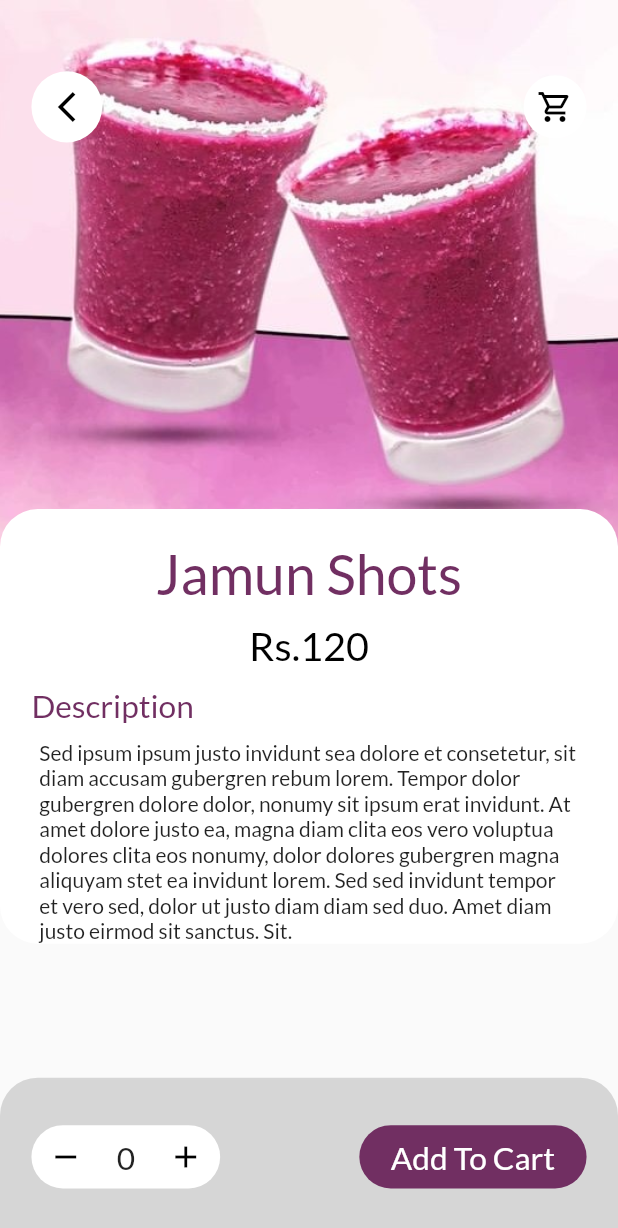
After one commit to JaiminHapani7269/kudrati_kahumbo, a Flutter app: the HomePage screen opened by its route, after a tap on "Jamun Shot", on a phone screen of 412 x 824 dp. The commit adds this screen. Shown: the top 1228 px of the screen. Run offline on Flutter 3.47's test engine with Material 2 defaults, Android fonts, the phone set to English and light mode, and no system bars; our stand-ins replace carousel_slider, cloud_firestore, firebase_auth, firebase_core, flutter_svg, fluttertoast and 5 more; missing offline and left inert: dart:ffi; accounts and stored records are empty; generated files the repository leaves out were written again.

Commit message:
"Add Product Details Page"

```diff
--- a/lib/helper/helper.dart
+++ /dev/null
@@ -1,15 +0,0 @@
-import 'package:shared_preferences/shared_preferences.dart';
-
-class Helper {
-  static String userLoggedInKey = "LOGGEDINKEY";
-
-  static Future<bool> saveUserLoggedInStatus(bool isUerLoggedIn) async {
-    SharedPreferences sf = await SharedPreferences.getInstance();
-    return await sf.setBool(userLoggedInKey, isUerLoggedIn);
-  }
-
-  static Future<bool?> getUserLoggedInstatus() async {
-    SharedPreferences sf = await SharedPreferences.getInstance();
-    return sf.getBool(userLoggedInKey);
-  }
-}
--- /dev/null
+++ b/lib/helper/helper_function.dart
@@ -0,0 +1,15 @@
+import 'package:shared_preferences/shared_preferences.dart';
+
+class HelperFunction {
+  static String logKey = "LOGKEY";
+
+  static Future<bool> saveLogingData(bool isUserLoggedIn) async {
+    SharedPreferences preferences = await SharedPreferences.getInstance();
+    return await preferences.setBool(logKey, isUserLoggedIn);
+  }
+
+  static Future<bool?> getLoginData() async {
+    SharedPreferences preferences = await SharedPreferences.getInstance();
+    return await preferences.getBool(logKey);
+  }
+}
--- a/lib/main.dart
+++ b/lib/main.dart
@@ -6,6 +6,7 @@ import 'package:kudrati_kahumbo/firebase_options.dart';
 import 'package:kudrati_kahumbo/screen/auth/regisration_screen.dart';
 import 'package:kudrati_kahumbo/screen/auth/otp_screen.dart';
 import 'package:kudrati_kahumbo/screen/home_page.dart';
+import 'package:kudrati_kahumbo/screen/product_detail_screen.dart';
 import 'package:kudrati_kahumbo/screen/splash_screen.dart';
 import 'package:kudrati_kahumbo/utils/app_colors.dart';
 
@@ -36,6 +37,7 @@ class MyApp extends StatelessWidget {
         'home': (context) => const HomePage(),
         'registration': (context) => const RegistrationScreen(),
         'otp': (context) => const OTPScreen(),
+        'product': (context) => const ProductDerailScreen(),
       },
     );
   }
--- a/lib/screen/auth/otp_screen.dart
+++ b/lib/screen/auth/otp_screen.dart
@@ -10,6 +10,7 @@ import 'package:kudrati_kahumbo/utils/dimensions.dart';
 import 'package:pinput/pinput.dart';
 import 'package:shared_preferences/shared_preferences.dart';
 
+import '../../helper/helper_function.dart';
 import '../../utils/app_colors.dart';
 
 class OTPScreen extends StatefulWidget {
@@ -133,7 +134,7 @@ class _OTPScreenState extends State<OTPScreen> {
                               .signInWithCredential(credential)
                               .then((value) async {
                             postDetailsToFirestore();
-
+                            await HelperFunction.saveLogingData(true);
                             Navigator.pushNamedAndRemoveUntil(
                                 context, "home", (route) => false);
                           });
--- a/lib/screen/auth/regisration_screen.dart
+++ b/lib/screen/auth/regisration_screen.dart
@@ -3,10 +3,10 @@
 import 'package:firebase_auth/firebase_auth.dart';
 import 'package:flutter/material.dart';
 import 'package:fluttertoast/fluttertoast.dart';
+import 'package:kudrati_kahumbo/helper/helper_function.dart';
 import 'package:kudrati_kahumbo/utils/dimensions.dart';
 import 'package:shared_preferences/shared_preferences.dart';
 
-import '../../helper/helper.dart';
 import '../../utils/app_colors.dart';
 
 class RegistrationScreen extends StatefulWidget {
@@ -177,14 +177,8 @@ class _RegistrationScreenState extends State<RegistrationScreen> {
         verificationFailed: (FirebaseAuthException e) {
           Fluttertoast.showToast(msg: "Auth Failed!");
         },
-        codeSent: (String verificationId, int? resendToken) {
-          Navigator.pushReplacementNamed(context, "otp").whenComplete(() async {
-            await Helper.saveUserLoggedInStatus(true);
-
-            // final SharedPreferences sharedPreferences =
-            //     await SharedPreferences.getInstance();
-            // sharedPreferences.setString('mobile', mobile.text);
-          });
+        codeSent: (String verificationId, int? resendToken) async {
+          Navigator.pushReplacementNamed(context, "otp");
           Fluttertoast.showToast(msg: "OTP Sent :)");
           RegistrationScreen.verify = verificationId;
           RegistrationScreen.username = userName.text;
--- a/lib/screen/home_page.dart
+++ b/lib/screen/home_page.dart
@@ -3,6 +3,7 @@ import 'package:firebase_auth/firebase_auth.dart';
 import 'package:flutter/cupertino.dart';
 import 'package:flutter/material.dart';
 import 'package:flutter_svg/flutter_svg.dart';
+import 'package:fluttertoast/fluttertoast.dart';
 import 'package:kudrati_kahumbo/utils/app_colors.dart';
 import 'package:kudrati_kahumbo/utils/dimensions.dart';
 import 'package:kudrati_kahumbo/widgets/cart.dart';
@@ -151,10 +152,12 @@ class _HomePageState extends State<HomePage> {
                           padding: EdgeInsets.all(Dimensions.w10),
                           alignment: Alignment.center,
                           decoration: BoxDecoration(
-                            color: AppColors.mainPurple,
+                            color: const Color.fromARGB(255, 233, 192, 223),
                             borderRadius: BorderRadius.only(
                               topRight: Radius.circular(Dimensions.r24),
                               bottomLeft: Radius.circular(Dimensions.r24),
+                              topLeft: Radius.circular(Dimensions.r8),
+                              bottomRight: Radius.circular(Dimensions.r8),
                             ),
                             //BoxShadow
                           ),
@@ -168,7 +171,8 @@ class _HomePageState extends State<HomePage> {
                               ),
                               Text(
                                 cat[index],
-                                style: const TextStyle(color: Colors.white),
+                                style: const TextStyle(
+                                    color: AppColors.mainPurple),
                               ),
                             ],
                           ),
@@ -205,6 +209,9 @@ class _HomePageState extends State<HomePage> {
                           borderRadius: BorderRadius.circular(Dimensions.r12),
                         ),
                         child: ListTile(
+                          onTap: () {
+                            Navigator.pushNamed(context, "product");
+                          },
                           leading: Container(
                             height: Dimensions.h50,
                             width: Dimensions.w50,
@@ -218,6 +225,8 @@ class _HomePageState extends State<HomePage> {
                           ),
                           title: Text(
                             "Jamun Shot",
+                            textScaleFactor: 1,
+                            overflow: TextOverflow.ellipsis,
                             style: TextStyle(
                                 color: AppColors.mainPurple,
                                 fontSize: Dimensions.h24),
@@ -231,11 +240,15 @@ class _HomePageState extends State<HomePage> {
                                 borderRadius:
                                     BorderRadius.circular(Dimensions.r24),
                               ),
-                            child: const Icon(
-                              Icons.add_shopping_cart_outlined,
+                              child: IconButton(
+                                  onPressed: () {
+                                    Fluttertoast.showToast(
+                                        msg: "Item is added to the cart :)");
+                                  },
+                                  icon: Icon(
+                                    Icons.shopping_cart_outlined,
                                     color: Colors.white,
-                            ),
-                          ),
+                                  ))),
                         ),
                       ),
                     );
--- /dev/null
+++ b/lib/screen/product_detail_screen.dart
@@ -0,0 +1,186 @@
+import 'dart:ffi';
+
+import 'package:flutter/material.dart';
+import 'package:fluttertoast/fluttertoast.dart';
+import 'package:kudrati_kahumbo/utils/app_colors.dart';
+import 'package:kudrati_kahumbo/utils/dimensions.dart';
+
+class ProductDerailScreen extends StatefulWidget {
+  const ProductDerailScreen({super.key});
+
+  @override
+  State<ProductDerailScreen> createState() => _ProductDerailScreenState();
+}
+
+class _ProductDerailScreenState extends State<ProductDerailScreen> {
+  @override
+  Widget build(BuildContext context) {
+    return Scaffold(
+      body: Stack(
+        children: [
+          Positioned(
+            left: 0,
+            right: 0,
+            child: Container(
+              width: double.infinity,
+              height: Dimensions.h350,
+              decoration: const BoxDecoration(
+                image: DecorationImage(
+                    image: AssetImage("assets/images/jamun.jpg"),
+                    fit: BoxFit.cover),
+              ),
+            ),
+          ),
+          Positioned(
+            top: Dimensions.h45,
+            left: Dimensions.w20,
+            right: Dimensions.w20,
+            child: Row(
+              mainAxisAlignment: MainAxisAlignment.spaceBetween,
+              children: [
+                Container(
+                  height: Dimensions.h45,
+                  width: Dimensions.w45,
+                  decoration: BoxDecoration(
+                      borderRadius: BorderRadius.circular(Dimensions.h45 / 2),
+                      color: Colors.white),
+                  child: IconButton(
+                      onPressed: () => Navigator.pop(context),
+                      icon: const Icon(
+                        Icons.arrow_back_ios_new,
+                        color: Colors.black,
+                      )),
+                ),
+                Container(
+                  height: Dimensions.h40,
+                  width: Dimensions.w40,
+                  decoration: BoxDecoration(
+                      borderRadius: BorderRadius.circular(Dimensions.h40 / 2),
+                      color: Colors.white),
+                  child: IconButton(
+                      onPressed: () {},
+                      icon: const Icon(
+                        Icons.shopping_cart_outlined,
+                        color: Colors.black,
+                      )),
+                ),
+              ],
+            ),
+          ),
+          Positioned(
+            left: 0,
+            right: 0,
+            top: Dimensions.h350 - 30,
+            child: Container(
+              padding: EdgeInsets.only(
+                  left: Dimensions.w20,
+                  right: Dimensions.w20,
+                  top: Dimensions.h20),
+              decoration: BoxDecoration(
+                  borderRadius: BorderRadius.circular(Dimensions.r24),
+                  color: Colors.white),
+              child: Column(
+                children: [
+                  Text(
+                    "Jamun Shots",
+                    style: TextStyle(
+                        fontSize: Dimensions.h35, color: AppColors.mainPurple),
+                  ),
+                  SizedBox(height: Dimensions.h10),
+                  Text(
+                    "Rs.120",
+                    style: TextStyle(
+                        fontSize: Dimensions.h25, color: Colors.black),
+                  ),
+                  SizedBox(height: Dimensions.h10),
+                  Container(
+                    alignment: Alignment.centerLeft,
+                    child: Text(
+                      "Description",
+                      style: TextStyle(
+                          fontSize: Dimensions.h20,
+                          color: AppColors.mainPurple),
+                    ),
+                  ),
+                  SingleChildScrollView(
+                    child: Padding(
+                      padding: EdgeInsets.only(
+                          right: Dimensions.w5,
+                          left: Dimensions.w5,
+                          top: Dimensions.h10),
+                      child: const Text(
+                          "Sed ipsum ipsum justo invidunt sea dolore et consetetur, sit diam accusam gubergren rebum lorem. Tempor dolor gubergren dolore dolor, nonumy sit ipsum erat invidunt. At amet dolore justo ea, magna diam clita eos vero voluptua dolores clita eos nonumy, dolor dolores gubergren magna aliquyam stet ea invidunt lorem. Sed sed invidunt tempor et vero sed, dolor ut justo diam diam sed duo. Amet diam justo eirmod sit sanctus. Sit."),
+                    ),
+                  ),
+                ],
+              ),
+            ),
+          ),
+        ],
+      ),
+      bottomNavigationBar: Container(
+        height: Dimensions.h100,
+        padding: EdgeInsets.only(
+          top: Dimensions.h30,
+          bottom: Dimensions.h30,
+          left: Dimensions.w20,
+          right: Dimensions.w20,
+        ),
+        decoration: BoxDecoration(
+            borderRadius: BorderRadius.only(
+                topLeft: Radius.circular(Dimensions.r24),
+                topRight: Radius.circular(Dimensions.r24)),
+            color: Colors.grey[350]),
+        child: Row(
+          mainAxisAlignment: MainAxisAlignment.spaceBetween,
+          children: [
+            Container(
+              width: Dimensions.w120,
+              height: Dimensions.h50,
+              decoration: BoxDecoration(
+                borderRadius: BorderRadius.circular(Dimensions.r20),
+                color: Colors.white,
+              ),
+              child: Row(
+                mainAxisAlignment: MainAxisAlignment.spaceAround,
+                children: [
+                  const Icon(
+                    Icons.remove,
+                    color: Colors.black,
+                  ),
+                  Text(
+                    "0",
+                    style: TextStyle(fontSize: Dimensions.h20),
+                  ),
+                  const Icon(
+                    Icons.add,
+                    color: Colors.black,
+                  ),
+                ],
+              ),
+            ),
+            InkWell(
+              onTap: () {
+                Fluttertoast.showToast(msg: "Thank For Purchasing");
+              },
+              child: Container(
+                alignment: Alignment.center,
+                padding: EdgeInsets.symmetric(horizontal: Dimensions.w20),
+                height: Dimensions.h50,
+                decoration: BoxDecoration(
+                  borderRadius: BorderRadius.circular(Dimensions.r20),
+                  color: AppColors.mainPurple,
+                ),
+                child: Text(
+                  "Add To Cart",
+                  style:
+                      TextStyle(fontSize: Dimensions.h20, color: Colors.white),
+                ),
+              ),
+            ),
+          ],
+        ),
+      ),
+    );
+  }
+}
--- a/lib/screen/splash_screen.dart
+++ b/lib/screen/splash_screen.dart
@@ -1,14 +1,9 @@
 import 'dart:async';
-
 import 'package:flutter/material.dart';
 import 'package:flutter_svg/svg.dart';
+import 'package:kudrati_kahumbo/helper/helper_function.dart';
 import 'package:kudrati_kahumbo/utils/app_colors.dart';
 import 'package:kudrati_kahumbo/utils/dimensions.dart';
-import 'package:shared_preferences/shared_preferences.dart';
-
-import '../helper/helper.dart';
-
-String finalMobile = "";
 
 class SplashScreen extends StatefulWidget {
   const SplashScreen({super.key});
@@ -18,25 +13,23 @@ class SplashScreen extends StatefulWidget {
 }
 
 class _SplashScreenState extends State<SplashScreen> {
-  bool _isSignedIn = false;
+  bool isLogIn = false;
 
   @override
   void initState() {
     super.initState();
-    getUserLoggedInStatus();
+    getLoggedInState();
     Timer(
         const Duration(seconds: 3),
         () => Navigator.pushReplacementNamed(
-            context, _isSignedIn ? "registration" : "home"));
+            context, isLogIn ? "home" : "registration"));
   }
 
-  getUserLoggedInStatus() async {
-    await Helper.getUserLoggedInstatus().then((value) {
-      if (value != null) {
-        setState(() {
-          _isSignedIn = value;
-        });
-      }
+  getLoggedInState() async {
+    await HelperFunction.getLoginData().then((logInStatus) {
+      setState(() {
+        isLogIn = logInStatus!;
+      });
     });
   }
 
--- a/lib/utils/dimensions.dart
+++ b/lib/utils/dimensions.dart
@@ -14,13 +14,16 @@ class Dimensions {
   static double h25 = screenHeight / 31.25;
   static double h30 = screenHeight / 26.03;
   static double h35 = screenHeight / 22.314;
+  static double h40 = screenHeight / 19.525;
   static double h45 = screenHeight / 17.35;
   static double h50 = screenHeight / 15.62;
   static double h55 = screenHeight / 14.2;
   static double h80 = screenHeight / 9.7625;
+  static double h100 = screenHeight / 7.81;
   static double h110 = screenHeight / 7.1;
   static double h120 = screenHeight / 6.51;
   static double h200 = screenHeight / 3.905;
+  static double h350 = screenHeight / 2.231;
 
   static double w5 = screenWidth / 78.6;
   static double w10 = screenWidth / 39.3;
@@ -29,11 +32,14 @@ class Dimensions {
   static double w20 = screenWidth / 19.65;
   static double w25 = screenWidth / 15.72;
   static double w40 = screenWidth / 9.825;
+  static double w45 = screenWidth / 8.733;
   static double w50 = screenWidth / 7.86;
   static double w80 = screenWidth / 4.9125;
+  static double w120 = screenWidth / 3.275;
 
   static double r8 = screenWidth / 49.125;
   static double r12 = screenWidth / 32.75;
+  static double r20 = screenWidth / 19.65;
   static double r24 = screenWidth / 16.375;
   static double r50 = screenWidth / 7.86;
 }
--- a/lib/widgets/drawer.dart
+++ b/lib/widgets/drawer.dart
@@ -1,6 +1,7 @@
 import 'package:firebase_auth/firebase_auth.dart';
 import 'package:flutter/cupertino.dart';
 import 'package:flutter/material.dart';
+import 'package:kudrati_kahumbo/helper/helper_function.dart';
 import 'package:kudrati_kahumbo/screen/splash_screen.dart';
 import 'package:kudrati_kahumbo/utils/app_colors.dart';
 import 'package:kudrati_kahumbo/utils/dimensions.dart';
@@ -133,14 +134,9 @@ class _CustomDrawerState extends State<CustomDrawer> {
                         )),
                     onTap: () async {
                       FirebaseAuth.instance.signOut().whenComplete(() async {
-                        // final SharedPreferences sharedPreferences =
-                        //     await SharedPreferences.getInstance();
-                        setState(() {
-                          // sharedPreferences.remove('mobile').whenComplete(() {
-                          Navigator.pushNamedAndRemoveUntil(
-                              context, "registration", (route) => false);
-                          // });
-                        });
+                        await HelperFunction.saveLogingData(false);
+                        Navigator.pushNamedAndRemoveUntil(
+                            context, "registration", (route) => false);
                       });
                     },
                     textColor: Colors.white,
```
Lines whose indentation alone changed are shown as unchanged.
